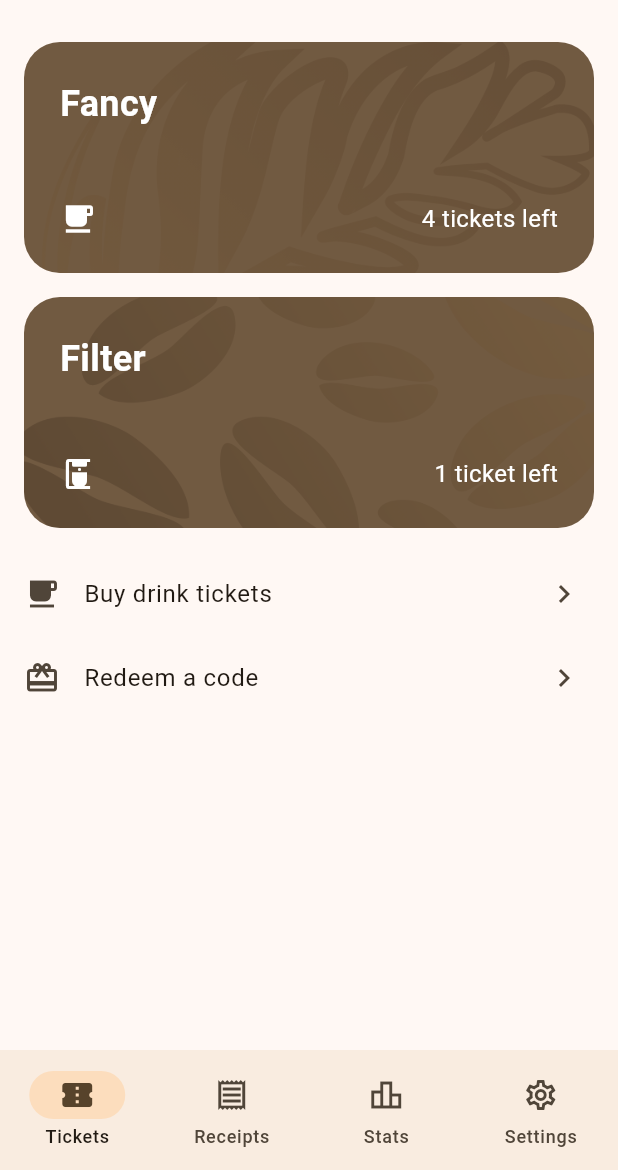
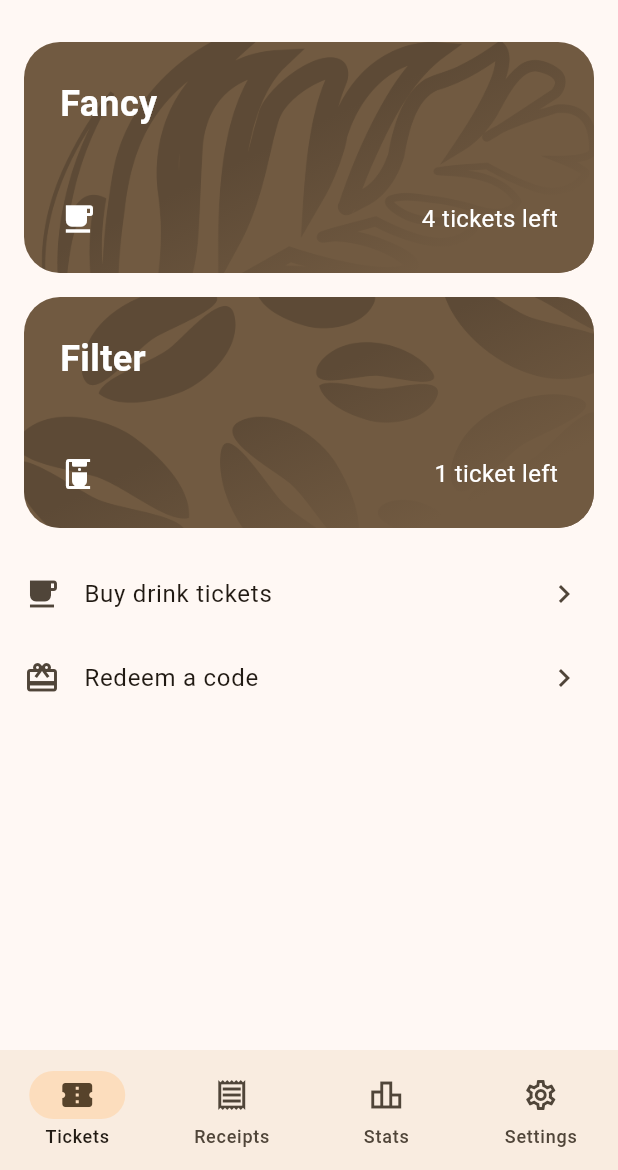
Before and after one commit to AnalogIO/mobile_app, a Flutter app: the screen it shows after launch, on a phone screen of 412 x 824 dp, the part 66-1236 px from its top. Run offline on Flutter 3.47's test engine with Material 3 defaults, Android fonts, the light colour scheme and no system bars; our stand-ins replace bloc, chopper, equatable, fpdart, gap, go_router and 1 more; generated files the repository leaves out were written again.

Commit message:
Enhance TicketCardBase background with color filter and gradient overlay

```diff
--- a/lib/tickets/ticket_card_base.dart
+++ b/lib/tickets/ticket_card_base.dart
@@ -21,6 +21,7 @@ class TicketCardBase extends StatelessWidget {
 
   @override
   Widget build(BuildContext context) {
+    final colorScheme = Theme.of(context).colorScheme;
     return Hero(
       tag: 'ticket_$id',
       child: _Tappable(
@@ -30,28 +31,39 @@ class TicketCardBase extends StatelessWidget {
           borderRadius: BorderRadius.circular(_borderRadius),
           child: Stack(
             children: [
-              // fill the background image to cover the entire card
+              // Background graphic
               Positioned.fill(
-                child: Image.asset(
-                  backgroundImage,
-                  fit: BoxFit.cover,
+                child: ColorFiltered(
+                  colorFilter: ColorFilter.mode(
+                    // darkened version of the secondary color
+                    Color.alphaBlend(
+                      Colors.black.withAlpha(150),
+                      colorScheme.secondary,
+                    ),
+                    BlendMode.srcIn,
+                  ),
+                  child: Image.asset(
+                    backgroundImage,
+                    fit: BoxFit.cover,
+                  ),
                 ),
               ),
-              // TODO(marfavi): re-enable overlay when we have better images
-              // Positioned.fill(
-              //   child: DecoratedBox(
-              //     decoration: BoxDecoration(
-              //       gradient: LinearGradient(
-              //         colors: [
-              //           Theme.of(context).colorScheme.secondary,
-              //           Theme.of(context).colorScheme.secondary.withAlpha(165),
-              //         ],
-              //         begin: Alignment.topLeft,
-              //         end: Alignment.bottomRight,
-              //       ),
-              //     ),
-              //   ),
-              // ),
+              // Gradient overlay to increase contrast for "X tickets left" text
+              Positioned.fill(
+                child: DecoratedBox(
+                  decoration: BoxDecoration(
+                    gradient: LinearGradient(
+                      colors: [
+                        colorScheme.secondary,
+                        colorScheme.secondary.withAlpha(0),
+                      ],
+                      stops: const [0.3, 1],
+                      begin: Alignment.bottomRight,
+                      end: const Alignment(0.6, -1),
+                    ),
+                  ),
+                ),
+              ),
               // Content
               Padding(
                 padding: const EdgeInsets.all(24),
@@ -62,7 +74,7 @@ class TicketCardBase extends StatelessWidget {
                     Text(
                       name,
                       style: TextStyle(
-                        color: Theme.of(context).colorScheme.onSecondary,
+                        color: colorScheme.onSecondary,
                         fontSize: 24,
                         fontWeight: FontWeight.bold,
                       ),
```
